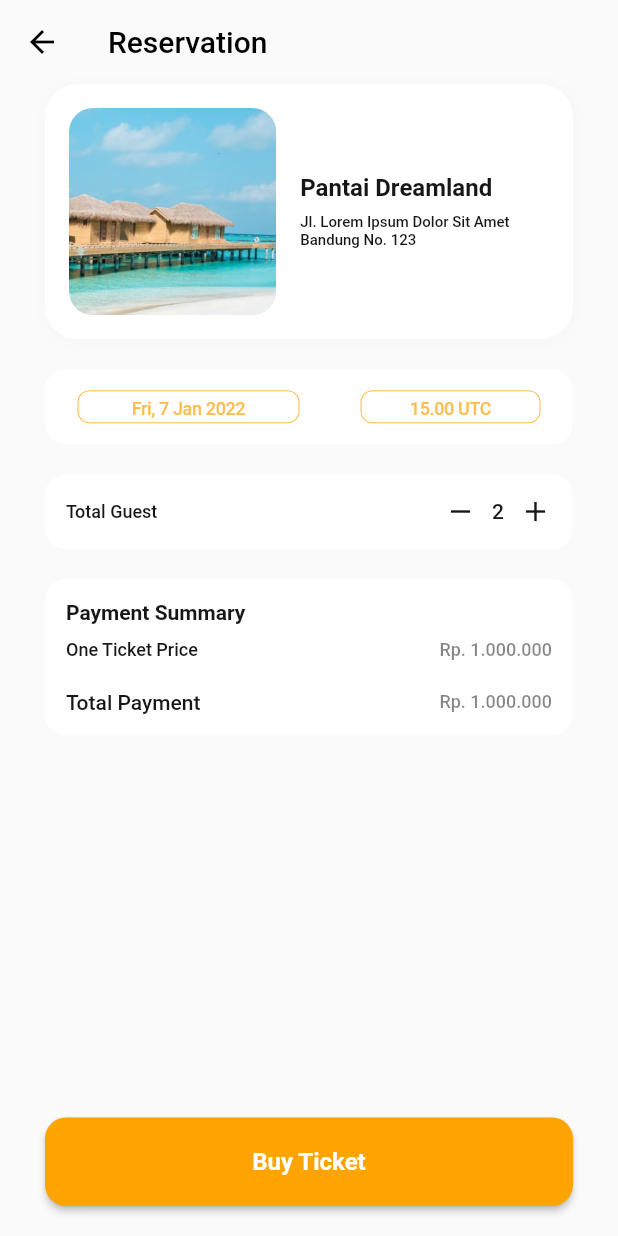
After one commit to Sanjarbek17/ticket_booking, a Flutter app: the CheckOutPage screen opened directly, on a phone screen of 412 x 824 dp. The commit adds this screen. Run offline on Flutter 3.47's test engine with Material 2 defaults, Android fonts, the phone set to English and light mode, and no system bars; our stand-ins replace bloc, carousel_slider, cookie_jar, dio, dio_cookie_manager, file_picker and 7 more; missing offline and left inert: simple_markdown_editor; accounts and stored records are empty; Roboto replaces fonts that are missing (Poppins).

Commit message:
checkout first page done

```diff
--- a/lib/core/routes/route.dart
+++ b/lib/core/routes/route.dart
@@ -1,16 +1,17 @@
 import 'package:flutter_bloc/flutter_bloc.dart';
 import 'package:go_router/go_router.dart';
-import 'package:ticket_booking/features/auth/presentation/pages/main_page.dart';
-import 'package:ticket_booking/features/events/presentation/pages/create_event_page.dart';
-import 'package:ticket_booking/features/events/presentation/pages/details_page.dart';
-import 'package:ticket_booking/core/routes/widgets/scaffold_with_navbar.dart';
-import 'package:ticket_booking/features/events/presentation/pages/saved_events_page.dart';
-import 'package:ticket_booking/features/reservation/presentation/pages/reservation_page.dart';
 
 import '../../features/auth/presentation/auth_cubit/auth_cubit.dart';
 import '../../features/auth/presentation/pages/login_page.dart';
+import '../../features/auth/presentation/pages/main_page.dart';
 import '../../features/auth/presentation/pages/register_page.dart';
+import '../../features/events/presentation/pages/create_event_page.dart';
+import '../../features/events/presentation/pages/details_page.dart';
 import '../../features/events/presentation/pages/home_page.dart';
+import '../../features/events/presentation/pages/saved_events_page.dart';
+import '../../features/reservation/presentation/pages/checkout_page.dart';
+import '../../features/reservation/presentation/pages/reservation_page.dart';
+import 'widgets/scaffold_with_navbar.dart';
 
 class AppRouter {
   // auth
@@ -22,11 +23,14 @@ class AppRouter {
   static const String homeRoute = '/home';
   static const String homeDetailsRoute = '/home/details';
   static String Function(int) homeFuncDetailsRoute = (int id) => '/home/details/$id';
-  static const String homeSavedRoute = '/saved';
   static const String homeSavedDetailsRoute = '/saved/details';
 
+  static const String homeSavedRoute = '/saved';
+  static const String createEventRoute = '/create_event';
   // reservation
   static const String reservationRoute = '/reservation';
+  static const String reservationCheckRoute = '/reservation/checkout';
+  static String Function(int) reservationFuncCheckRoute = (int id) => '/reservation/checkout/$id';
 
   static GoRouter router = GoRouter(
     debugLogDiagnostics: true,
@@ -88,6 +92,15 @@ class AppRouter {
             path: '/reservation',
             name: 'reservation',
             builder: (context, state) => const ReservationPage(),
+            routes: [
+              GoRoute(
+                path: 'checkout/:id',
+                name: 'checkout',
+                builder: (context, state) => const CheckOutPage(
+                    // id: int.parse(state.pathParameters['id'] ?? '0'),
+                    ),
+              ),
+            ],
           ),
         ],
       ),
@@ -97,21 +110,17 @@ class AppRouter {
       final bool loggedIn = authCubit.state.status == AuthStatus.authenticated;
 
       final bool loggingIn = state.fullPath == '/login' || state.fullPath == '/register';
-      print(state.uri);
+
       if (!loggedIn) {
         bool value = await authCubit.isLogged();
         if (value) {
-          print('redirect to home');
           return '/home';
         } else {
-          print('redirect to login');
           return loggingIn ? null : '/';
         }
       } else if (loggedIn) {
-        print('redirect to login');
-        return null;
+        return loggingIn ? '/home' : null;
       }
-      print('outside');
       return null;
     },
   );
--- a/lib/core/routes/widgets/scaffold_with_navbar.dart
+++ b/lib/core/routes/widgets/scaffold_with_navbar.dart
@@ -10,10 +10,6 @@ class ScaffoldWithNavbar extends StatelessWidget {
 
   @override
   Widget build(BuildContext context) {
-    print('ScaffoldWithNavbar: ${state.fullPath} $state');
-    if (state.fullPath == AppRouter.homeDetailsRoute || state.fullPath == AppRouter.homeSavedDetailsRoute) {
-      return child;
-    }
     return Scaffold(
       body: child,
       bottomNavigationBar: GNav(
@@ -22,7 +18,7 @@ class ScaffoldWithNavbar extends StatelessWidget {
           GButton(
             icon: Icons.home,
             onPressed: () {
-              context.go('/home');
+              context.go(AppRouter.homeRoute);
             },
           ),
           GButton(
@@ -34,13 +30,13 @@ class ScaffoldWithNavbar extends StatelessWidget {
           GButton(
             icon: Icons.book_online,
             onPressed: () {
-              context.go('/reservation');
+              context.go(AppRouter.reservationRoute);
             },
           ),
           GButton(
             icon: Icons.event,
             onPressed: () {
-              context.go('/create_event');
+              context.go(AppRouter.createEventRoute);
             },
           ),
         ],
--- /dev/null
+++ b/lib/features/reservation/presentation/pages/checkout_page.dart
@@ -0,0 +1,147 @@
+import 'package:flutter/material.dart';
+
+import '../widgets/price_widget.dart';
+
+class CheckOutPage extends StatelessWidget {
+  const CheckOutPage({super.key});
+
+  @override
+  Widget build(BuildContext context) {
+    return Scaffold(
+      appBar: AppBar(
+        backgroundColor: Colors.transparent,
+        elevation: 0.0,
+        title: const Text('Reservation'),
+      ),
+      body: Padding(
+        padding: const EdgeInsets.symmetric(horizontal: 30.0),
+        child: Column(
+          crossAxisAlignment: CrossAxisAlignment.stretch,
+          children: [
+            Container(
+              padding: const EdgeInsets.symmetric(horizontal: 16, vertical: 16),
+              decoration: ShapeDecoration(
+                color: Colors.white,
+                shape: RoundedRectangleBorder(
+                  borderRadius: BorderRadius.circular(22),
+                ),
+                shadows: const [BoxShadow(color: Color(0x05000000), blurRadius: 8, offset: Offset(0, 1), spreadRadius: 0)],
+              ),
+              child: Row(
+                children: [
+                  Expanded(
+                    flex: 5,
+                    child: ClipRRect(borderRadius: BorderRadius.circular(16), child: Image.asset('assets/images/first.png', fit: BoxFit.contain)),
+                  ),
+                  const SizedBox(width: 16),
+                  const Expanded(
+                    flex: 6,
+                    child: Column(
+                      crossAxisAlignment: CrossAxisAlignment.start,
+                      children: [
+                        Text('Pantai Dreamland', style: TextStyle(color: Color(0xFF161618), fontSize: 16, fontFamily: 'Poppins', fontWeight: FontWeight.w700)),
+                        SizedBox(height: 8),
+                        Text('Jl. Lorem Ipsum Dolor Sit Amet Bandung No. 123', style: TextStyle(color: Color(0xFF161618), fontSize: 10, fontFamily: 'Poppins', fontWeight: FontWeight.w500)),
+                      ],
+                    ),
+                  ),
+                ],
+              ),
+            ),
+            const SizedBox(height: 20),
+            Container(
+              height: 50,
+              padding: const EdgeInsets.all(14),
+              decoration: ShapeDecoration(
+                color: Colors.white,
+                shape: RoundedRectangleBorder(borderRadius: BorderRadius.circular(14)),
+              ),
+              child: Row(
+                mainAxisAlignment: MainAxisAlignment.spaceAround,
+                children: [
+                  Container(
+                    width: 148,
+                    height: 40,
+                    decoration: ShapeDecoration(
+                      shape: RoundedRectangleBorder(side: const BorderSide(width: 0.70, color: Color(0xFFFFBC4F)), borderRadius: BorderRadius.circular(8)),
+                    ),
+                    child: const Text('Fri, 7 Jan 2022', textAlign: TextAlign.center, style: TextStyle(color: Color(0xFFFFBC4F), fontSize: 12, fontFamily: 'Poppins', fontWeight: FontWeight.w500, letterSpacing: -0.24, height: 1.67)),
+                  ),
+                  const SizedBox(width: 10),
+                  Container(
+                    width: 120,
+                    height: 40,
+                    decoration: ShapeDecoration(
+                      shape: RoundedRectangleBorder(
+                        side: const BorderSide(width: 0.70, color: Color(0xFFFFBC4F)),
+                        borderRadius: BorderRadius.circular(8),
+                      ),
+                    ),
+                    child: const Text('15.00 UTC', textAlign: TextAlign.center, style: TextStyle(color: Color(0xFFFFBC4F), fontSize: 12, fontFamily: 'Poppins', fontWeight: FontWeight.w500, height: 1.67, letterSpacing: -0.24)),
+                  ),
+                ],
+              ),
+            ),
+            const SizedBox(height: 20),
+            Container(
+              height: 50,
+              padding: const EdgeInsets.all(14),
+              decoration: ShapeDecoration(
+                color: Colors.white,
+                shape: RoundedRectangleBorder(
+                  borderRadius: BorderRadius.circular(14),
+                ),
+              ),
+              child: const Row(
+                mainAxisAlignment: MainAxisAlignment.spaceBetween,
+                children: [
+                  Text('Total Guest', style: TextStyle(color: Color(0xFF161618), fontSize: 12, fontFamily: 'Poppins', fontWeight: FontWeight.w500)),
+                  Row(
+                    mainAxisSize: MainAxisSize.min,
+                    children: [
+                      Icon(Icons.remove, color: Color(0xFF161618), size: 22),
+                      SizedBox(width: 10),
+                      Text('2', style: TextStyle(color: Color(0xFF161618), fontSize: 14, fontFamily: 'Poppins', fontWeight: FontWeight.w500)),
+                      SizedBox(width: 10),
+                      Icon(Icons.add, color: Color(0xFF161618), size: 22),
+                    ],
+                  ),
+                ],
+              ),
+            ),
+            const SizedBox(height: 20),
+            Container(
+              padding: const EdgeInsets.all(14),
+              decoration: ShapeDecoration(
+                color: Colors.white,
+                shape: RoundedRectangleBorder(
+                  borderRadius: BorderRadius.circular(14),
+                ),
+              ),
+              child: const Column(
+                crossAxisAlignment: CrossAxisAlignment.start,
+                children: [
+                  Text('Payment Summary', style: TextStyle(color: Color(0xFF161618), fontSize: 14, fontFamily: 'Poppins', fontWeight: FontWeight.w600)),
+                  SizedBox(height: 10),
+                  PriceWidget(title: 'One Ticket Price', price: 'Rp. 1.000.000', fontSize: 12),
+                  SizedBox(height: 20),
+                  PriceWidget(title: 'Total Payment', price: 'Rp. 1.000.000', fontSize: 14),
+                ],
+              ),
+            ),
+            const Spacer(),
+            ElevatedButton(
+              onPressed: () {},
+              style: ElevatedButton.styleFrom(
+                shape: RoundedRectangleBorder(borderRadius: BorderRadius.circular(14)),
+                padding: const EdgeInsets.symmetric(vertical: 20),
+              ),
+              child: const Text('Buy Ticket', textAlign: TextAlign.center, style: TextStyle(color: Colors.white, fontSize: 16, fontFamily: 'Poppins', fontWeight: FontWeight.w600)),
+            ),
+            const SizedBox(height: 20),
+          ],
+        ),
+      ),
+    );
+  }
+}
--- a/lib/features/reservation/presentation/widgets/custom_resv_builder.dart
+++ b/lib/features/reservation/presentation/widgets/custom_resv_builder.dart
@@ -1,7 +1,9 @@
 import 'package:flutter/material.dart';
+import 'package:go_router/go_router.dart';
 import 'package:ticket_booking/core/paints/container_painter.dart';
 
 import '../../../../core/paints/dashed_line_painter.dart';
+import '../../../../core/routes/route.dart';
 import '../../../events/data/models/event_model.dart';
 import 'custom_list_tile.dart';
 
@@ -34,7 +36,7 @@ class CustomCard extends StatelessWidget {
   Widget build(BuildContext context) {
     return InkWell(
       onTap: () {
-        // context.go(AppRouter.homeFuncDetailsRoute(eventModel.id ?? 0));
+        context.go(AppRouter.reservationFuncCheckRoute(0));
       },
       child: CustomPaint(
         painter: ContainerPainter(),
--- /dev/null
+++ b/lib/features/reservation/presentation/widgets/price_widget.dart
@@ -0,0 +1,25 @@
+
+import 'package:flutter/material.dart';
+
+class PriceWidget extends StatelessWidget {
+  final String title;
+  final String price;
+  final double fontSize;
+  const PriceWidget({
+    super.key,
+    required this.title,
+    required this.price,
+    required this.fontSize,
+  });
+
+  @override
+  Widget build(BuildContext context) {
+    return Row(
+      mainAxisAlignment: MainAxisAlignment.spaceBetween,
+      children: [
+        Text(title, style: TextStyle(color: const Color(0xFF161618), fontSize: fontSize, fontFamily: 'Poppins', fontWeight: FontWeight.w500)),
+        Text(price, style: const TextStyle(color: Color(0x84161618), fontSize: 12, fontFamily: 'Poppins', fontWeight: FontWeight.w500)),
+      ],
+    );
+  }
+}
```
